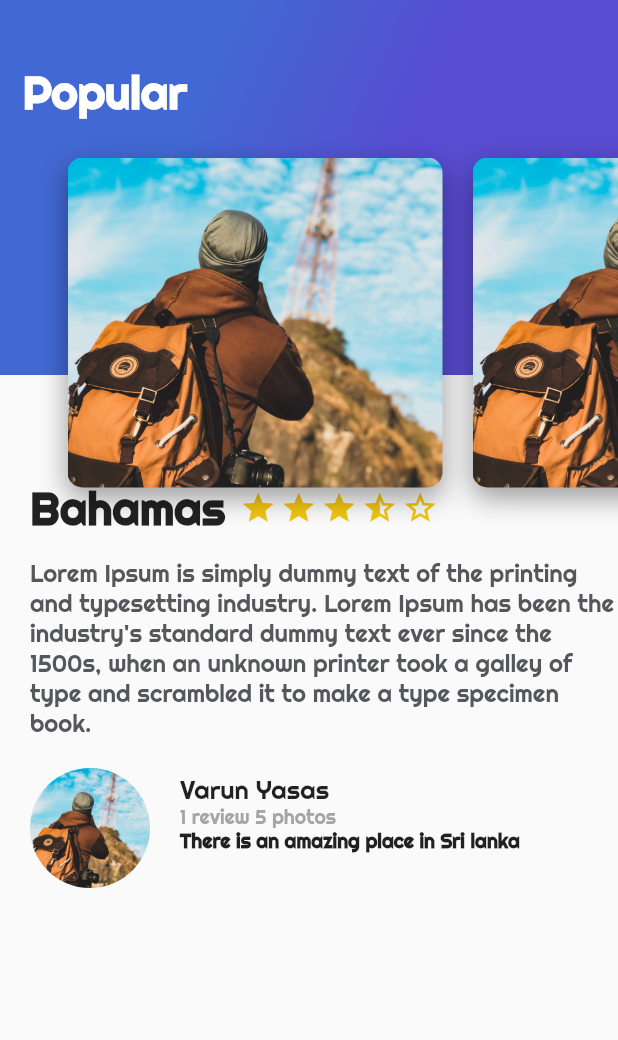
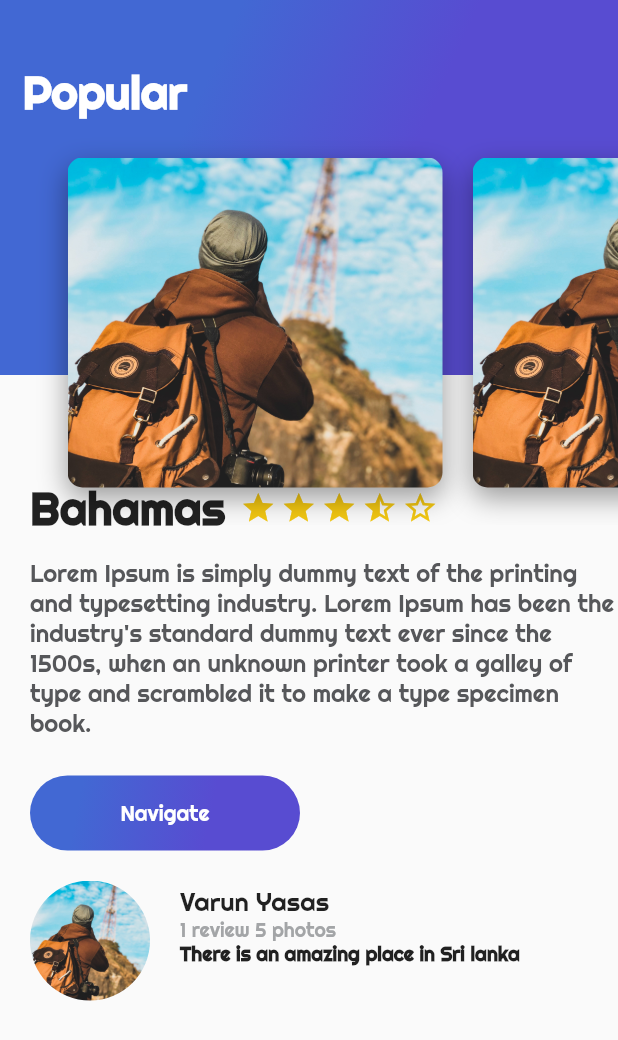
Before and after one commit to darioriverat/flutter_platzi, a Flutter app: the screen it shows after launch, on a phone screen of 412 x 824 dp. Shown: the top 1040 px of the screen. Run offline on Flutter 3.47's test engine with Material 2 defaults, Android fonts, the phone set to English and light mode, and no system bars.

Commit message:
feat: add custom button

```diff
--- /dev/null
+++ b/lib/button_purple.dart
@@ -0,0 +1,48 @@
+import 'package:flutter/material.dart';
+
+class ButtonPurple extends StatelessWidget {
+  String text;
+
+  ButtonPurple(this.text);
+
+  @override
+  Widget build(BuildContext context) {
+    return InkWell(
+      onTap: () {
+        Scaffold.of(context).showSnackBar(
+          SnackBar(content: Text('Navegando'))
+        );
+      },
+      child: Container(
+        margin: EdgeInsets.only(
+          top: 25,
+          right: 20
+        ),
+        height: 50,
+        width: 180,
+        decoration: BoxDecoration(
+          borderRadius: BorderRadius.circular(30),
+          gradient: LinearGradient(
+            colors: [
+              Color(0XFF4268D3),
+              Color(0XFF584CD1),
+            ],
+            begin: FractionalOffset(0.2, 0.0),
+            end: FractionalOffset(1.0, 0.6),
+            stops: [0.0, 0.6],
+            tileMode: TileMode.clamp
+          )
+        ),
+        child: Center(
+          child: Text(
+            text,
+            style: TextStyle(
+              fontFamily: 'Righteous',
+              color: Colors.white
+            ),
+          ),
+        ),
+      ),
+    );
+  }
+}
--- a/lib/description_place.dart
+++ b/lib/description_place.dart
@@ -1,4 +1,5 @@
 import 'package:flutter/material.dart';
+import 'button_purple.dart';
 
 class DescriptionPlace extends StatelessWidget {
   @override
@@ -48,7 +49,8 @@ class DescriptionPlace extends StatelessWidget {
                 fontFamily: 'Righteous',
                 color: Color(0xFF56575a)),
           ),
-        )
+        ),
+        ButtonPurple('Navigate'),
       ],
     );
 
--- a/lib/main.dart
+++ b/lib/main.dart
@@ -1,4 +1,5 @@
 import 'package:flutter/material.dart';
+import 'package:platzi_reto/button_purple.dart';
 import 'package:platzi_reto/description_place.dart';
 import 'package:platzi_reto/gradient_back.dart';
 import 'package:platzi_reto/header.dart';
```
